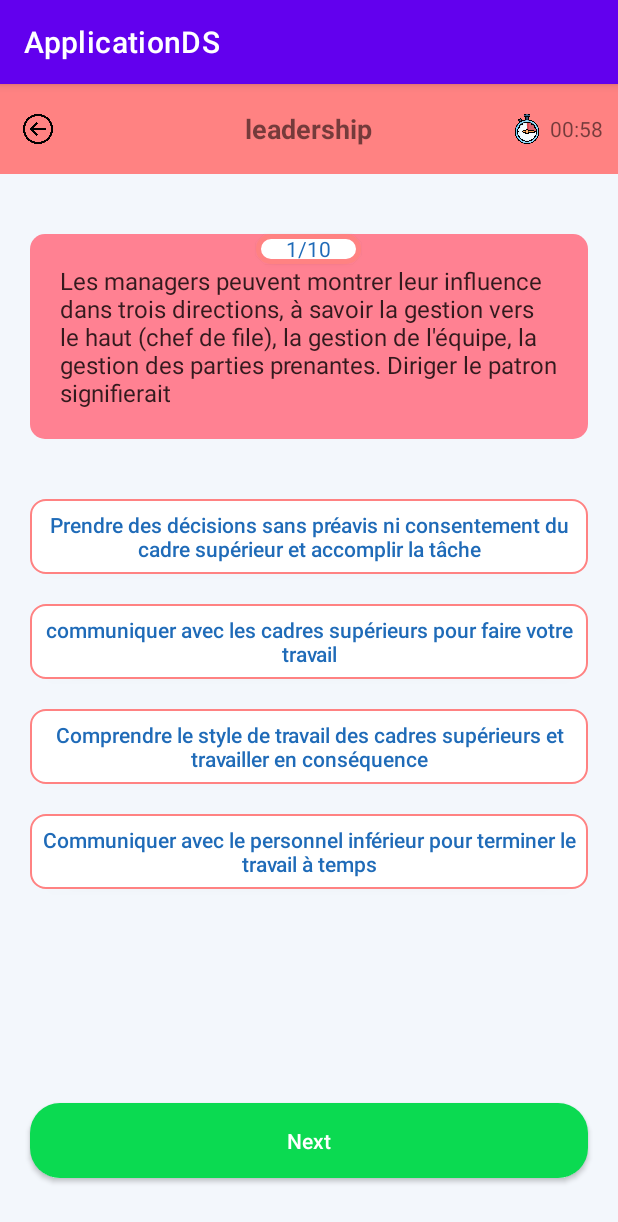
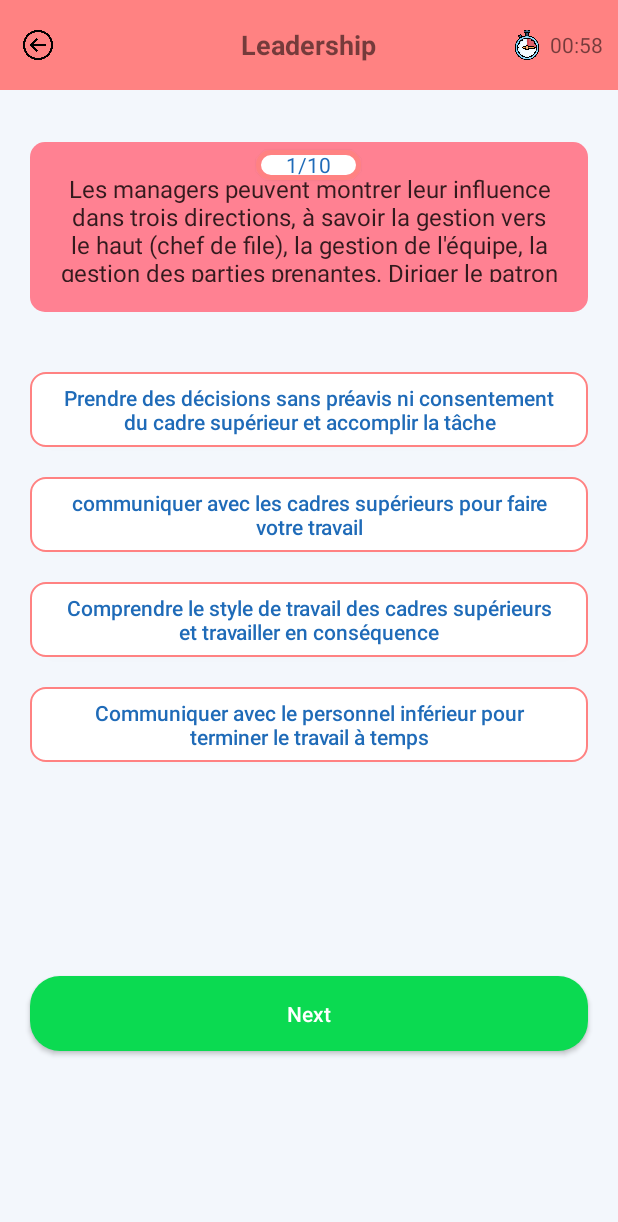
Before and after one commit to WerghiMedArbi/APP, an Android app: the screen it shows after launch (QuizActivity), after a tap on "STRAT QUIZ", on a phone screen of 412 x 824 dp. Shown: the top 1222 px of the screen. Run offline under Robolectric (Android 15) with nearby library versions, the phone set to English and light mode, and no system bars; 2 other taps on this screen came first.

Commit message:
fixing a couple of interface issues suggested by mehdi

```diff
--- a/app/src/main/java/com/example/applicationds/MainActivity.java
+++ b/app/src/main/java/com/example/applicationds/MainActivity.java
@@ -13,6 +13,7 @@ import android.widget.Toast;
 //  add app loader
 //  add sqlite leadeboards implementation
 //  app icon
+//  na7i el top bar
 //  .
 public class MainActivity extends AppCompatActivity {
     private String selectedTopicName = "";
@@ -27,7 +28,7 @@ public class MainActivity extends AppCompatActivity {
             @Override
             public void onClick(View view) {
 
-                selectedTopicName = "smq";
+                selectedTopicName = "SMQ";
                 smq.setBackgroundResource(R.drawable.round_back_white_stroke10);
                 leadership.setBackgroundResource(R.drawable.round_back_white10);
 
@@ -37,7 +38,7 @@ public class MainActivity extends AppCompatActivity {
             @Override
             public void onClick(View view) {
 
-                selectedTopicName = "leadership";
+                selectedTopicName = "Leadership";
                 leadership.setBackgroundResource(R.drawable.round_back_white_stroke10);
                 smq.setBackgroundResource(R.drawable.round_back_white10);
 
--- a/app/src/main/java/com/example/applicationds/QuestionsBank.java
+++ b/app/src/main/java/com/example/applicationds/QuestionsBank.java
@@ -61,9 +61,9 @@ public class QuestionsBank {
 
     public static List<QuestionsList> getQuestions(String selectedTopicName){
         switch (selectedTopicName){
-            case "smq":
+            case "SMQ":
                 return smqQuestions();
-            case "leadership":
+            case "Leadership":
                 return leadershipQuestions();
             default:
                 return smqQuestions();
--- a/app/src/main/res/layout/activity_quiz.xml
+++ b/app/src/main/res/layout/activity_quiz.xml
@@ -67,64 +67,74 @@
     <TextView
         android:id="@+id/question"
         android:layout_width="match_parent"
-        android:layout_height="wrap_content"
+        android:layout_height="113dp"
         android:layout_gravity="center"
         android:layout_marginStart="20dp"
-        android:layout_marginTop="-20dp"
+        android:layout_marginTop="-25dp"
         android:layout_marginEnd="20dp"
         android:background="@drawable/round_back_light_yellow20"
+        android:gravity="center"
         android:minHeight="100dp"
         android:padding="20dp"
         android:text="                     La question viendra ici..."
         android:textColor="#CC000000"
         android:textSize="16sp" />
+
     <androidx.appcompat.widget.AppCompatButton
         android:id="@+id/option1"
         android:layout_width="match_parent"
         android:layout_height="50dp"
         android:layout_marginStart="20dp"
+        android:layout_marginTop="40dp"
+        android:layout_marginEnd="20dp"
+        android:background="@drawable/round_back_white_stroke2_10"
+        android:paddingLeft="20dp"
+        android:paddingRight="20dp"
         android:text="Option 1"
-        android:background="@drawable/round_back_white_stroke2_10"
         android:textAllCaps="false"
-        android:textColor="#1F6BB8"
-        android:layout_marginEnd="20dp"
-        android:layout_marginTop="40dp"/>
+        android:textColor="#1F6BB8" />
 
     <androidx.appcompat.widget.AppCompatButton
         android:id="@+id/option2"
         android:layout_width="match_parent"
         android:layout_height="50dp"
         android:layout_marginStart="20dp"
+        android:layout_marginTop="20dp"
+        android:layout_marginEnd="20dp"
+        android:background="@drawable/round_back_white_stroke2_10"
+        android:paddingLeft="20dp"
+        android:paddingRight="20dp"
         android:text="Option 2"
-        android:background="@drawable/round_back_white_stroke2_10"
         android:textAllCaps="false"
-        android:textColor="#1F6BB8"
-        android:layout_marginEnd="20dp"
-        android:layout_marginTop="20dp"/>
+        android:textColor="#1F6BB8" />
 
     <androidx.appcompat.widget.AppCompatButton
         android:id="@+id/option3"
         android:layout_width="match_parent"
         android:layout_height="50dp"
         android:layout_marginStart="20dp"
+        android:layout_marginTop="20dp"
+        android:layout_marginEnd="20dp"
+        android:background="@drawable/round_back_white_stroke2_10"
+        android:paddingLeft="20dp"
+        android:paddingRight="20dp"
         android:text="Option 3"
-        android:background="@drawable/round_back_white_stroke2_10"
         android:textAllCaps="false"
-        android:textColor="#1F6BB8"
-        android:layout_marginEnd="20dp"
-        android:layout_marginTop="20dp"/>
+        android:textColor="#1F6BB8" />
 
     <androidx.appcompat.widget.AppCompatButton
         android:id="@+id/option4"
         android:layout_width="match_parent"
         android:layout_height="50dp"
         android:layout_marginStart="20dp"
+        android:layout_marginTop="20dp"
+        android:layout_marginEnd="20dp"
+        android:background="@drawable/round_back_white_stroke2_10"
+        android:paddingLeft="20dp"
+        android:paddingRight="20dp"
         android:text="Option 4"
-        android:background="@drawable/round_back_white_stroke2_10"
         android:textAllCaps="false"
-        android:textColor="#1F6BB8"
-        android:layout_marginEnd="20dp"
-        android:layout_marginTop="20dp"/>
+        android:textColor="#1F6BB8" />
 
     <com.airbnb.lottie.LottieAnimationView
         android:id="@+id/animationView3"
--- a/app/src/main/res/values-night/themes.xml
+++ b/app/src/main/res/values-night/themes.xml
@@ -1,6 +1,6 @@
 <resources xmlns:tools="http://schemas.android.com/tools">
     <!-- Base application theme. -->
-    <style name="Theme.ApplicationDS" parent="Theme.MaterialComponents.DayNight.DarkActionBar">
+    <style name="Theme.ApplicationDS" parent="Theme.MaterialComponents.DayNight.NoActionBar">
         <!-- Primary brand color. -->
         <item name="colorPrimary">@color/purple_200</item>
         <item name="colorPrimaryVariant">@color/purple_700</item>
--- a/app/src/main/res/values/themes.xml
+++ b/app/src/main/res/values/themes.xml
@@ -1,6 +1,6 @@
 <resources xmlns:tools="http://schemas.android.com/tools">
     <!-- Base application theme. -->
-    <style name="Theme.ApplicationDS" parent="Theme.MaterialComponents.DayNight.DarkActionBar">
+    <style name="Theme.ApplicationDS" parent="Theme.MaterialComponents.DayNight.NoActionBar">
         <!-- Primary brand color. -->
         <item name="colorPrimary">@color/purple_500</item>
         <item name="colorPrimaryVariant">@color/purple_700</item>
```
